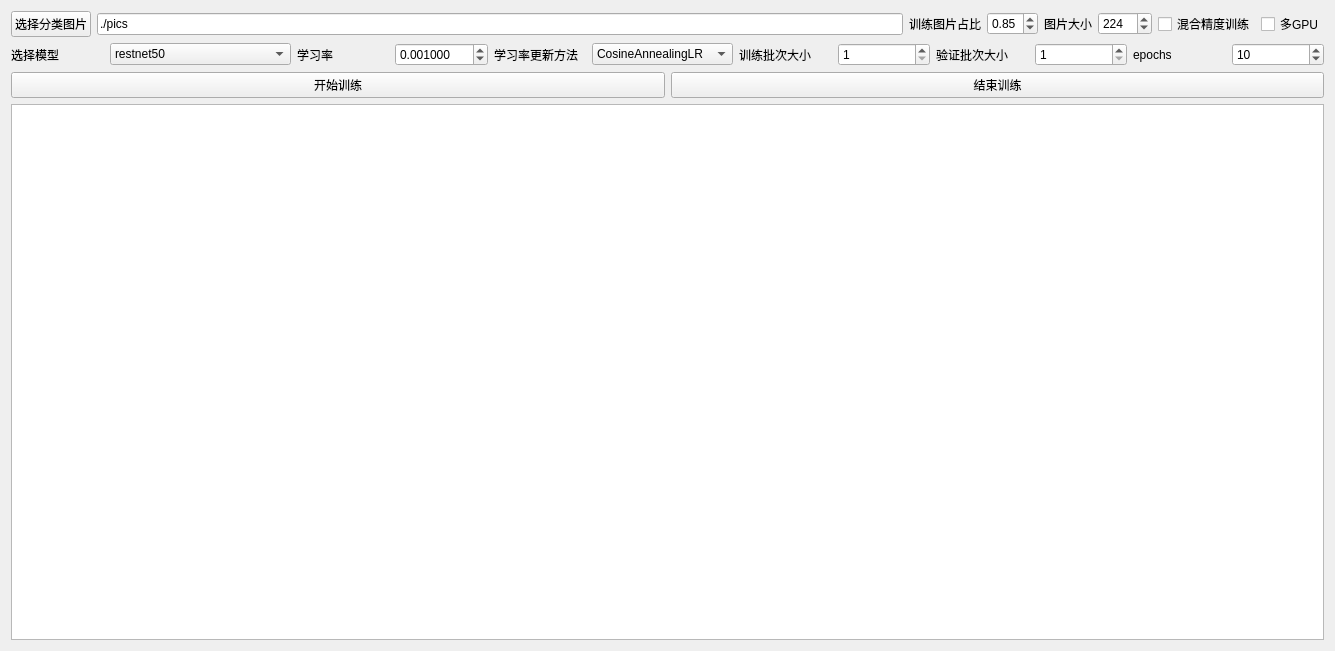
Above: train.ui from zym198098/classfy_imge before the change. Below: the same form after it.
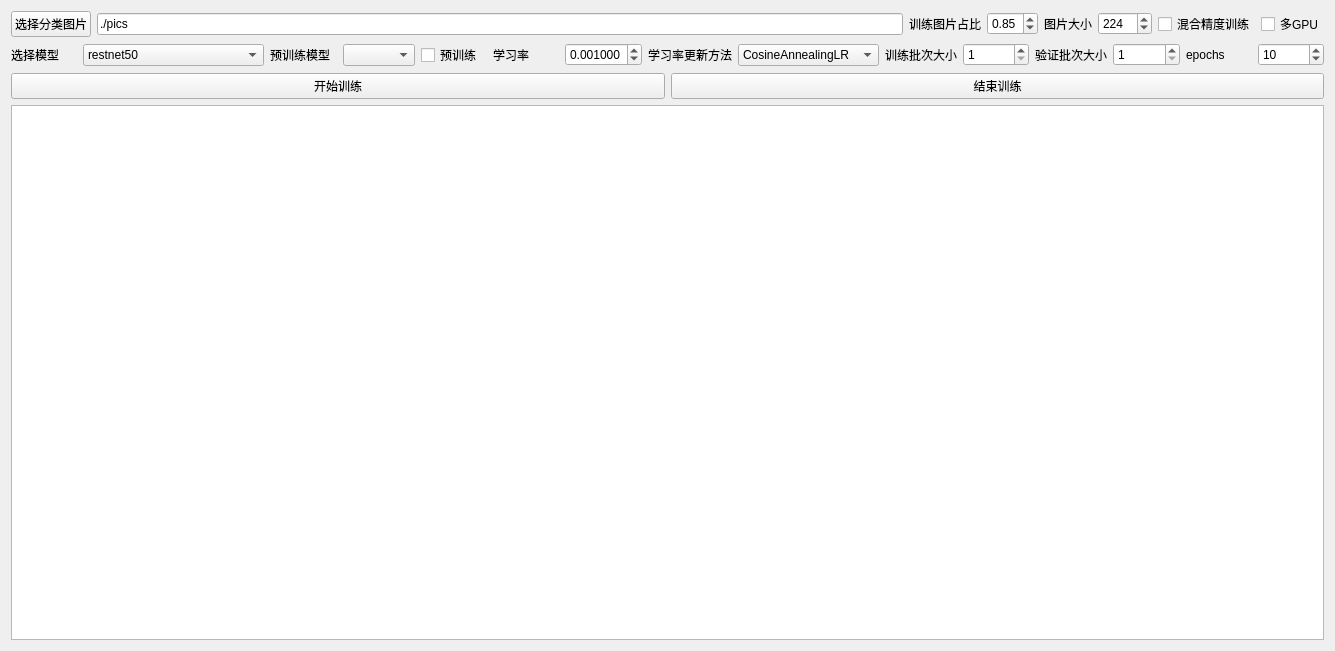
That is the form after the change.

Commit message: 增加预训练模型选择

```diff
--- a/train.ui
+++ b/train.ui
@@ -161,6 +161,23 @@
            </item>
           </widget>
          </item>
+         <item>
+          <widget class="QLabel" name="label_9">
+           <property name="text">
+            <string>预训练模型</string>
+           </property>
+          </widget>
+         </item>
+         <item>
+          <widget class="QComboBox" name="cmb_pre_models"/>
+         </item>
+         <item>
+          <widget class="QCheckBox" name="checkBox_pre_train">
+           <property name="text">
+            <string>预训练</string>
+           </property>
+          </widget>
+         </item>
          <item>
           <widget class="QLabel" name="label_5">
            <property name="text">
```
The commit also changes 1 other file.
